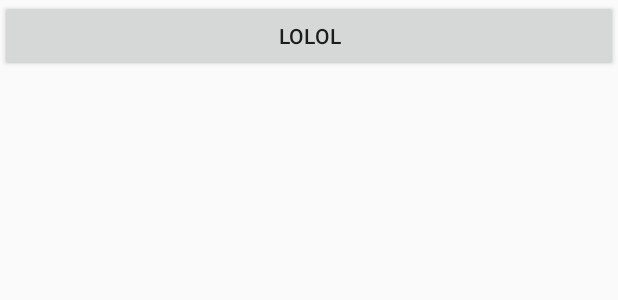
After one commit to DariusChoo/MAPP, an Android app: the layout fragment_create_group.xml on its own in the app's theme, with its tools: preview values and no code run, on a phone screen of 412 x 824 dp. The commit adds this screen. Shown: the top 300 px of the screen. Run offline under Robolectric (Android 15) with nearby library versions, the phone set to English and light mode, and no system bars.

Commit message:
Connect to Create Group Fragment

```diff
--- a/MAPP_Assignment/MAPP_Assignment/app/src/main/AndroidManifest.xml
+++ b/MAPP_Assignment/MAPP_Assignment/app/src/main/AndroidManifest.xml
@@ -11,6 +11,7 @@
         android:label="@string/app_name"
         android:supportsRtl="true"
         android:theme="@style/AppTheme">
+
         <activity android:name=".SplashScreen">
             <intent-filter>
                 <action android:name="android.intent.action.MAIN" />
--- /dev/null
+++ b/MAPP_Assignment/MAPP_Assignment/app/src/main/res/layout/fragment_create_group.xml
@@ -0,0 +1,11 @@
+<?xml version="1.0" encoding="utf-8"?>
+<LinearLayout xmlns:android="http://schemas.android.com/apk/res/android"
+    android:orientation="vertical" android:layout_width="match_parent"
+    android:layout_height="match_parent">
+
+    <Button
+        android:id="@+id/button"
+        android:layout_width="match_parent"
+        android:layout_height="wrap_content"
+        android:text="lolol" />
+</LinearLayout>
```
Also changed, not shown: MAPP_Assignment/MAPP_Assignment/app/src/main/java/com/example/mapp_assignment/CreateGroupFragment.java (added, +21 -0 lines), MAPP_Assignment/MAPP_Assignment/app/src/main/java/com/example/mapp_assignment/GroupFragment.java (+19 -5 lines).
